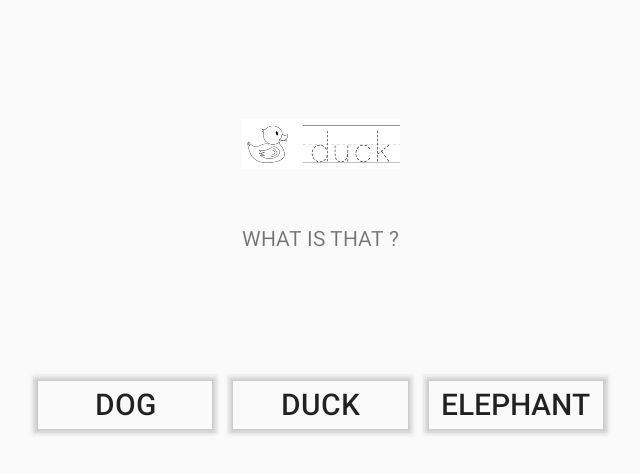
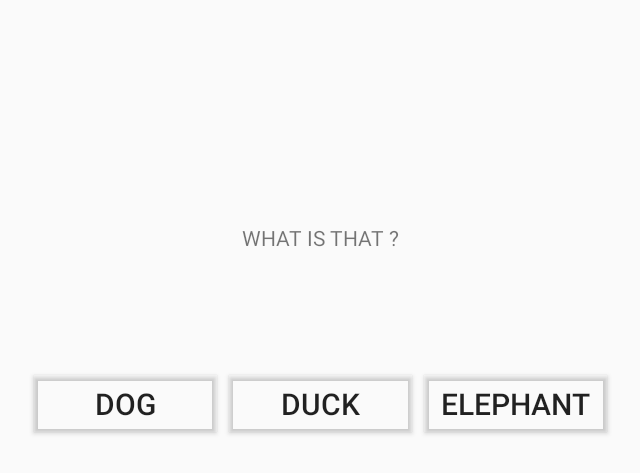
Before and after one commit to janus21cn/WordPlay2, an Android app: the Question5 screen opened directly, with no data from a screen before it, on a phone screen of 824 x 412 dp (held sideways). Shown: the top 473 px of the screen, without its empty margins (297-937 px from the left). Run offline under Robolectric (Android 15) with nearby library versions, the phone set to English and light mode, and no system bars.

Commit message:
Please just merge. Don't delete. by Jon

```diff
--- a/app/src/main/AndroidManifest.xml
+++ b/app/src/main/AndroidManifest.xml
@@ -2,9 +2,11 @@
 <manifest xmlns:android="http://schemas.android.com/apk/res/android"
     package="wonder4.wordplay2">
 
+    <uses-permission android:name="android.permission.WRITE_EXTERNAL_STORAGE" />
+
     <application
         android:allowBackup="true"
-        android:icon="@mipmap/ic_launcher"
+        android:icon="@drawable/ic_launcher"
         android:label="@string/app_name"
         android:supportsRtl="true"
         android:theme="@style/AppTheme">
--- a/app/src/main/res/layout/activity_question5.xml
+++ b/app/src/main/res/layout/activity_question5.xml
@@ -26,7 +26,7 @@
             <ImageView
                 android:layout_width="105dp"
                 android:layout_height="105dp"
-                android:src="@drawable/duck"/>
+                />
 
             <TextView
                 android:layout_width="wrap_content"
--- a/app/src/main/res/layout/content_drawing_page.xml
+++ b/app/src/main/res/layout/content_drawing_page.xml
@@ -76,7 +76,7 @@
         android:layout_marginRight="20dp"
         android:layout_centerInParent="true"
         android:layout_below="@id/homepage_btn"
-        android:background="@drawable/duck" />
+        android:background="@drawable/drawing_duck" />
 
     <LinearLayout
         android:layout_width="wrap_content"
```
Also changed, not shown: app/src/main/res/drawable/duck.png (deleted).
